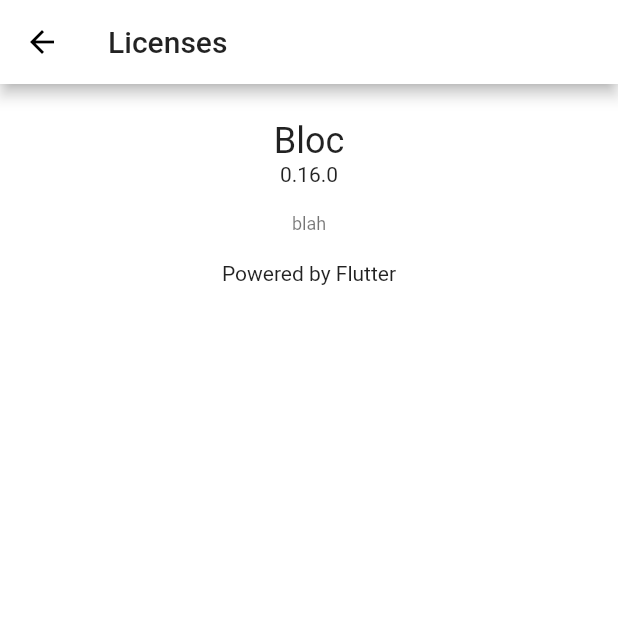
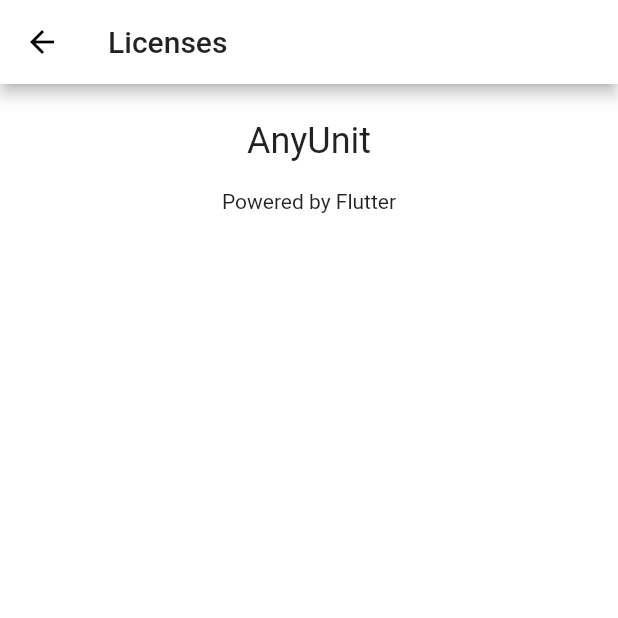
Before and after one commit to TobiasRitter/anyunit, a Flutter app: the screen it shows after launch, after a tap on the "info outline" icon, on a phone screen of 412 x 824 dp, the top half of it. Run offline on Flutter 3.47's test engine with Material 2 defaults, Android fonts, the phone set to English and light mode, and no system bars; our stand-ins replace bloc, equatable, flutter_bloc.

Commit message:
complete license page

```diff
--- a/lib/view/inputscreen.dart
+++ b/lib/view/inputscreen.dart
@@ -46,9 +46,6 @@ class _InputScreenState extends State<InputScreen> {
                   ),
                   onPressed: () => showLicensePage(
                         context: context,
-                        applicationName: "Bloc",
-                        applicationVersion: "0.16.0",
-                        applicationLegalese: "blah",
                       ),
                 ),
               ],
```
